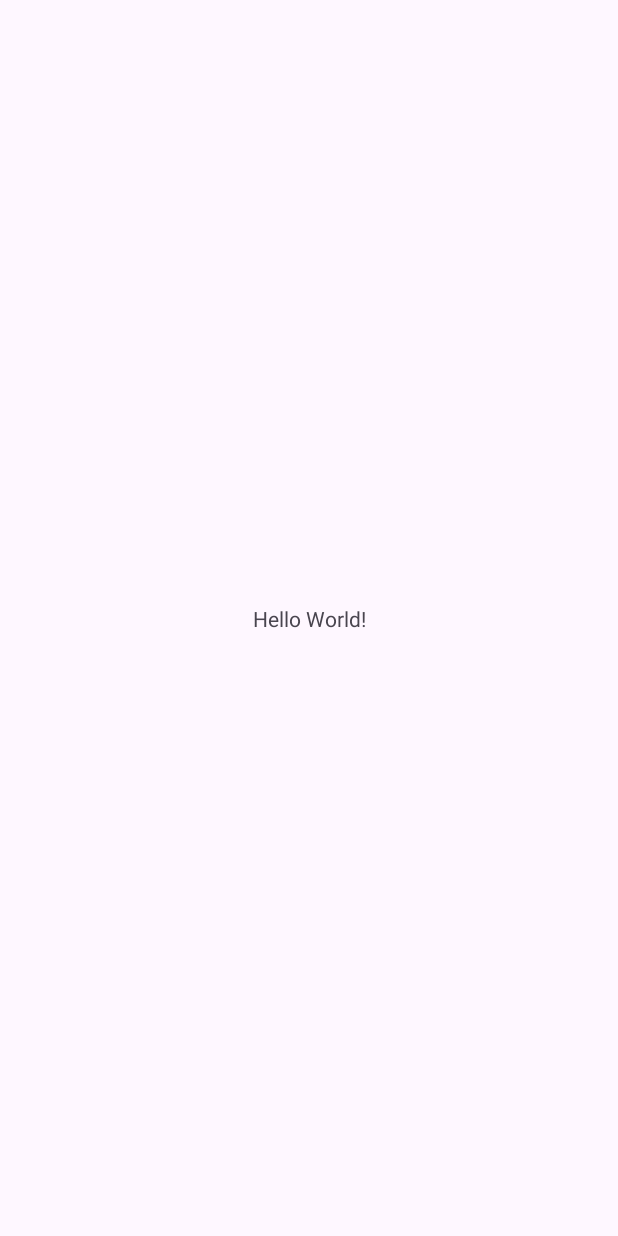
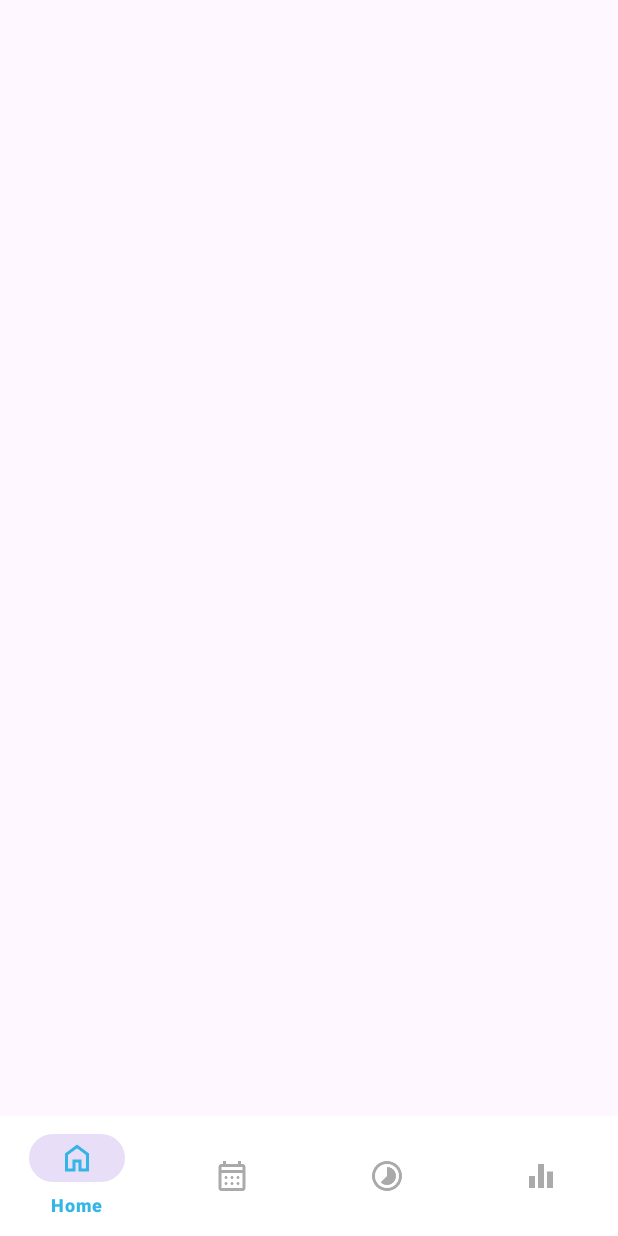
Before and after one commit to lequanghuy19204/AppMobileManagementTimes, an Android app: the screen it shows after launch (MainActivity), on a phone screen of 412 x 824 dp. Before the commit the screen is almost empty. Run offline under Robolectric (Android 15) with nearby library versions, the phone set to English and light mode, and no system bars.

Commit message:
first commit

```diff
--- a/app/src/main/java/com/example/appmobilemanagementtimes/MainActivity.java
+++ b/app/src/main/java/com/example/appmobilemanagementtimes/MainActivity.java
@@ -7,6 +7,8 @@ import androidx.appcompat.app.AppCompatActivity;
 import androidx.core.graphics.Insets;
 import androidx.core.view.ViewCompat;
 import androidx.core.view.WindowInsetsCompat;
+
+import com.google.android.material.bottomnavigation.BottomNavigationView;
 
 public class MainActivity extends AppCompatActivity {
 
@@ -20,5 +22,24 @@ public class MainActivity extends AppCompatActivity {
             v.setPadding(systemBars.left, systemBars.top, systemBars.right, systemBars.bottom);
             return insets;
         });
+
+        BottomNavigationView bottomNav = findViewById(R.id.bottom_navigation);
+        bottomNav.setOnItemSelectedListener(item -> {
+            int itemId = item.getItemId();
+            if (itemId == R.id.navigation_home) {
+                // Xử lý khi chọn Home
+                return true;
+            } else if (itemId == R.id.navigation_upcoming) {
+                // Xử lý khi chọn Upcoming
+                return true;
+            } else if (itemId == R.id.navigation_pomo) {
+                // Xử lý khi chọn Pomo
+                return true;
+            } else if (itemId == R.id.navigation_statistic) {
+                // Xử lý khi chọn Statistic
+                return true;
+            }
+            return false;
+        });
     }
 }
--- /dev/null
+++ b/app/src/main/res/color/bottom_nav_color.xml
@@ -0,0 +1,5 @@
+<?xml version="1.0" encoding="utf-8"?>
+<selector xmlns:android="http://schemas.android.com/apk/res/android">
+    <item android:color="@android:color/holo_blue_light" android:state_checked="true" />
+    <item android:color="@android:color/darker_gray" android:state_checked="false" />
+</selector>
--- a/app/src/main/res/layout/activity_main.xml
+++ b/app/src/main/res/layout/activity_main.xml
@@ -7,13 +7,36 @@
     android:layout_height="match_parent"
     tools:context=".MainActivity">
 
-    <TextView
-        android:layout_width="wrap_content"
-        android:layout_height="wrap_content"
-        android:text="Hello World!"
-        app:layout_constraintBottom_toBottomOf="parent"
+    <FrameLayout
+        android:id="@+id/fragment_container"
+        android:layout_width="0dp"
+        android:layout_height="0dp"
+        app:layout_constraintBottom_toTopOf="@+id/guideline"
         app:layout_constraintEnd_toEndOf="parent"
         app:layout_constraintStart_toStartOf="parent"
         app:layout_constraintTop_toTopOf="parent" />
 
+    <com.google.android.material.bottomnavigation.BottomNavigationView
+        android:id="@+id/bottom_navigation"
+        android:layout_width="0dp"
+        android:layout_height="wrap_content"
+        android:background="@color/white"
+        app:itemIconTint="@color/bottom_nav_color"
+        app:itemTextColor="@color/bottom_nav_color"
+        app:layout_constraintBottom_toBottomOf="parent"
+        app:layout_constraintEnd_toEndOf="parent"
+        app:layout_constraintHorizontal_bias="0.0"
+        app:layout_constraintStart_toStartOf="parent"
+        app:menu="@menu/bottom_nav_menu" />
+
+    <androidx.constraintlayout.widget.Guideline
+        android:id="@+id/guideline"
+        android:layout_width="wrap_content"
+        android:layout_height="wrap_content"
+        android:layout_marginBottom="846dp"
+        android:orientation="vertical"
+        app:layout_constraintBottom_toBottomOf="parent"
+        app:layout_constraintGuide_begin="-36dp"
+        app:layout_constraintTop_toBottomOf="@+id/fragment_container" />
+
 </androidx.constraintlayout.widget.ConstraintLayout>
--- /dev/null
+++ b/app/src/main/res/menu/bottom_nav_menu.xml
@@ -0,0 +1,19 @@
+<?xml version="1.0" encoding="utf-8"?>
+<menu xmlns:android="http://schemas.android.com/apk/res/android">
+    <item
+        android:id="@+id/navigation_home"
+        android:icon="@drawable/ic_home"
+        android:title="Home"/>
+    <item
+        android:id="@+id/navigation_upcoming"
+        android:icon="@drawable/ic_calendar"
+        android:title="Upcoming"/>
+    <item
+        android:id="@+id/navigation_pomo"
+        android:icon="@drawable/ic_timer"
+        android:title="Pomo"/>
+    <item
+        android:id="@+id/navigation_statistic"
+        android:icon="@drawable/ic_stats"
+        android:title="Statistic"/>
+</menu>
```
Also changed, not shown: app/src/main/res/drawable/ic_calendar.png (added), app/src/main/res/drawable/ic_home.png (added), app/src/main/res/drawable/ic_stats.png (added), app/src/main/res/drawable/ic_timer.png (added).
